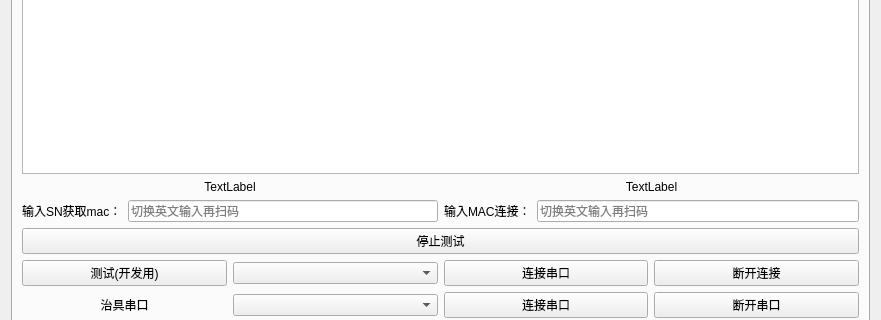
This is work_station/freework/qfreework.ui in yuhuang163/test as Qt 5 draws it before an edit; both pictures show x 0 to 881 and y 115 to 435 of the 881 by 519 pixel window. The edited form follows.
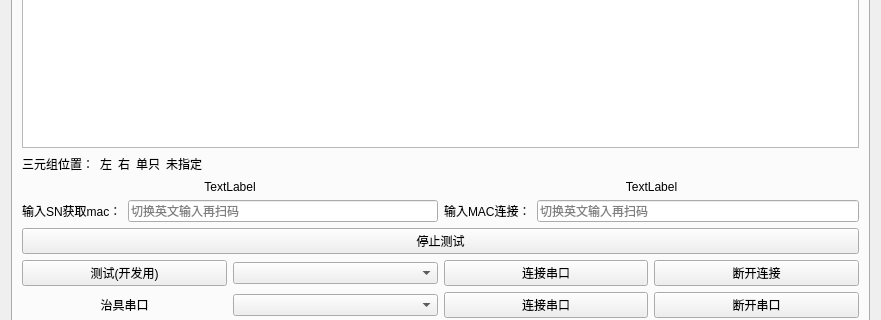
This is the edited form.

Commit message: 添加打印机的功能，三元组左右高亮

```diff
--- a/work_station/freework/qfreework.ui
+++ b/work_station/freework/qfreework.ui
@@ -123,6 +123,73 @@
             <property name="topMargin">
              <number>0</number>
             </property>
+            <item>
+             <layout class="QHBoxLayout" name="horizontalLayout_tuplePosition">
+              <property name="topMargin">
+               <number>0</number>
+              </property>
+              <item>
+               <widget class="QLabel" name="label_tuplePositionCaption">
+                <property name="text">
+                 <string>三元组位置：</string>
+                </property>
+               </widget>
+              </item>
+              <item>
+               <widget class="QLabel" name="label_tuplePosLeft">
+                <property name="text">
+                 <string>左</string>
+                </property>
+                <property name="alignment">
+                 <set>Qt::AlignCenter</set>
+                </property>
+               </widget>
+              </item>
+              <item>
+               <widget class="QLabel" name="label_tuplePosRight">
+                <property name="text">
+                 <string>右</string>
+                </property>
+                <property name="alignment">
+                 <set>Qt::AlignCenter</set>
+                </property>
+               </widget>
+              </item>
+              <item>
+               <widget class="QLabel" name="label_tuplePosSingle">
+                <property name="text">
+                 <string>单只</string>
+                </property>
+                <property name="alignment">
+                 <set>Qt::AlignCenter</set>
+                </property>
+               </widget>
+              </item>
+              <item>
+               <widget class="QLabel" name="label_tuplePosUnspecified">
+                <property name="text">
+                 <string>未指定</string>
+                </property>
+                <property name="alignment">
+                 <set>Qt::AlignCenter</set>
+                </property>
+               </widget>
+              </item>
+              <item>
+               <spacer name="horizontalSpacer_tuplePosition">
+                <property name="orientation">
+                 <enum>Qt::Horizontal</enum>
+                </property>
+                <property name="sizeHint" stdset="0">
+                 <size>
+                  <width>40</width>
+                  <height>20</height>
+                 </size>
+                </property>
+               </spacer>
+              </item>
+             </layout>
+            </item>
             <item>
              <layout class="QHBoxLayout" name="horizontalLayout_3">
               <property name="topMargin">
```
The commit also changes 24 other files.
